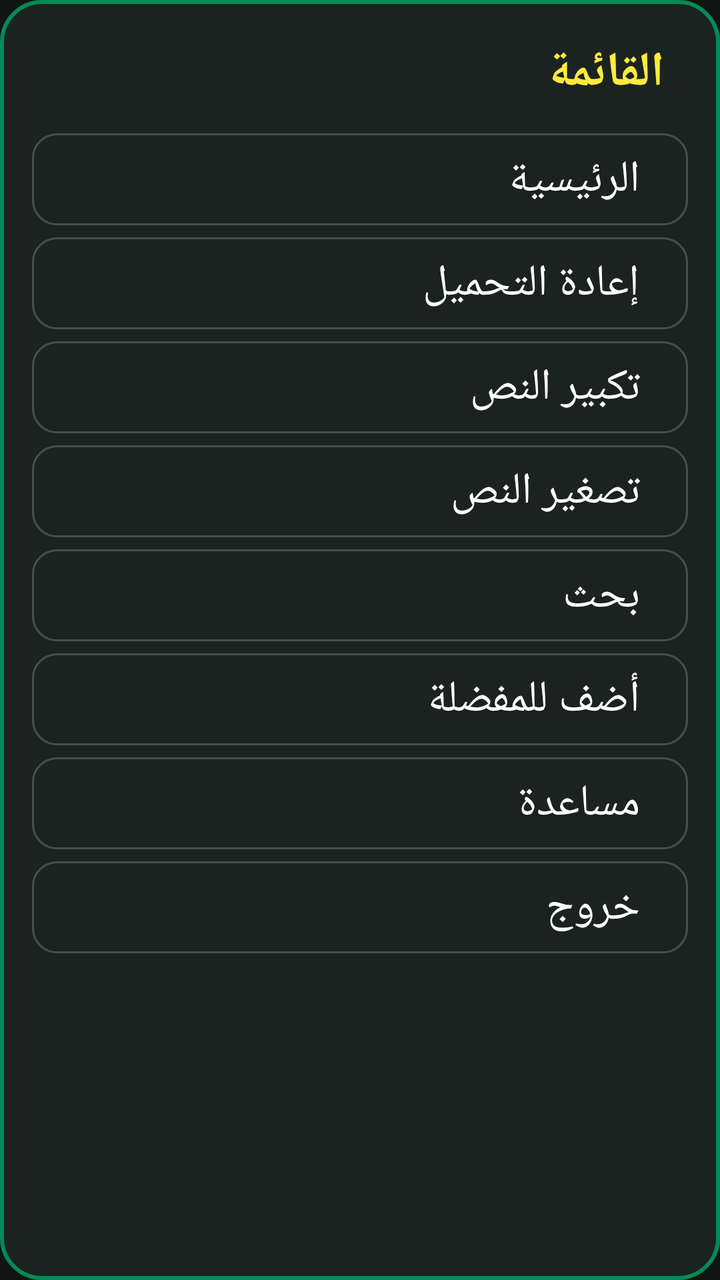
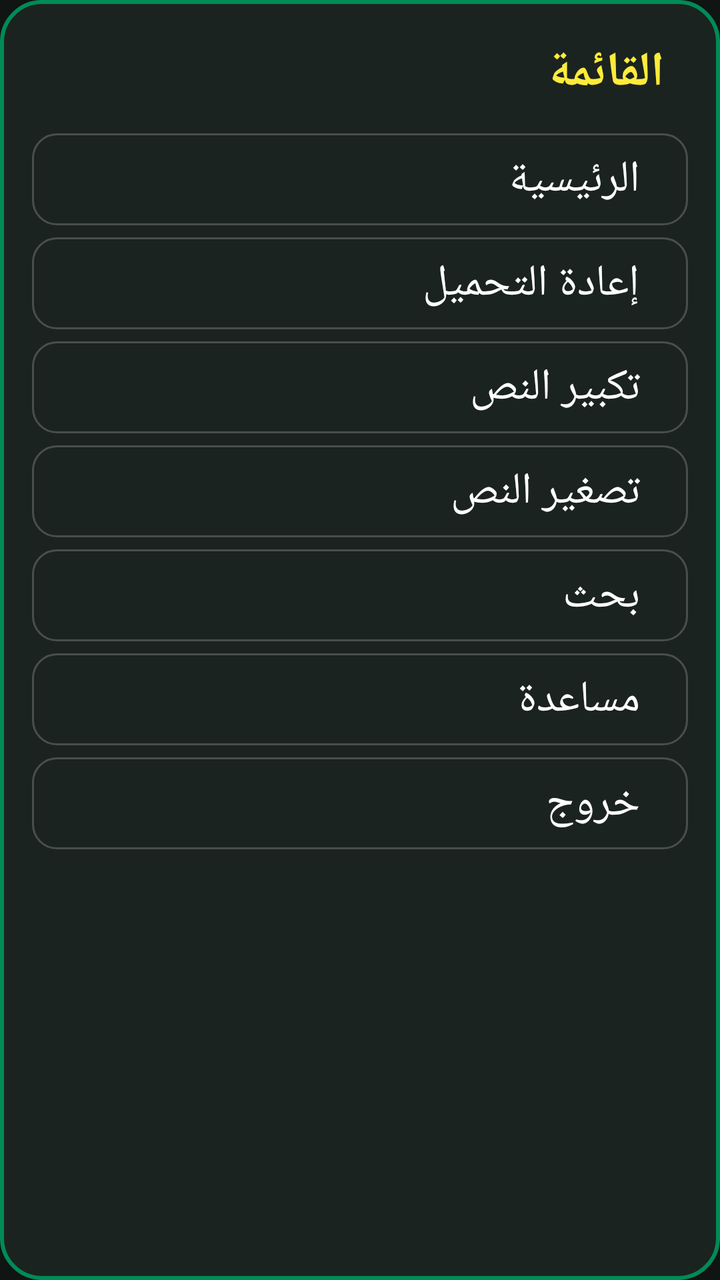

Two renders of the same Android screen: before a commit and after it. Below are the layout's source before the change and the commit's diff.
<!-- AndroidManifest.xml: application theme Theme.EdDirasaTV -->
<!-- res/layout/dialog_menu.xml -->
<?xml version="1.0" encoding="utf-8"?>
<LinearLayout xmlns:android="http://schemas.android.com/apk/res/android"
    android:layout_width="match_parent"
    android:layout_height="wrap_content"
    android:background="@drawable/dialog_bg"
    android:orientation="vertical"
    android:padding="16dp"
    android:layoutDirection="rtl">

    <TextView
        android:layout_width="match_parent"
        android:layout_height="wrap_content"
        android:paddingStart="12dp"
        android:paddingTop="4dp"
        android:paddingBottom="8dp"
        android:text="@string/menu_title"
        android:textColor="@color/focus_border"
        android:textSize="24sp"
        android:textStyle="bold" />

    <TextView
        android:id="@+id/menuHome"
        style="@style/MenuItem"
        android:text="@string/menu_home" />

    <TextView
        android:id="@+id/menuReload"
        style="@style/MenuItem"
        android:text="@string/menu_reload" />

    <TextView
        android:id="@+id/menuZoomIn"
        style="@style/MenuItem"
        android:text="@string/menu_zoom_in" />

    <TextView
        android:id="@+id/menuZoomOut"
        style="@style/MenuItem"
        android:text="@string/menu_zoom_out" />

    <TextView
        android:id="@+id/menuSearch"
        style="@style/MenuItem"
        android:text="@string/menu_search" />

    <TextView
        android:id="@+id/menuFavorite"
        style="@style/MenuItem"
        android:text="@string/menu_add_favorite" />

    <TextView
        android:id="@+id/menuHelp"
        style="@style/MenuItem"
        android:text="@string/menu_help" />

    <TextView
        android:id="@+id/menuExit"
        style="@style/MenuItem"
        android:text="@string/menu_exit" />

</LinearLayout>
<!-- resources referenced by this layout -->
<resources>
  <color name="focus_border">#FFEB3B</color>
  <!-- drawable dialog_bg (drawable) -->
  <?xml version="1.0" encoding="utf-8"?>
  <shape xmlns:android="http://schemas.android.com/apk/res/android"
      android:shape="rectangle">
      <solid android:color="@color/tile_normal" />
      <corners android:radius="20dp" />
      <stroke
          android:width="2dp"
          android:color="@color/brand_green" />
  </shape>
  <string name="menu_add_favorite">أضف للمفضلة</string>
  <string name="menu_exit">خروج</string>
  <string name="menu_help">مساعدة</string>
  <string name="menu_home">الرئيسية</string>
  <string name="menu_reload">إعادة التحميل</string>
  <string name="menu_search">بحث</string>
  <string name="menu_title">القائمة</string>
  <string name="menu_zoom_in">تكبير النص</string>
  <string name="menu_zoom_out">تصغير النص</string>
  <style name="MenuItem">
          <item name="android:layout_width">match_parent</item>
          <item name="android:layout_height">wrap_content</item>
          <item name="android:layout_marginTop">6dp</item>
          <item name="android:background">@drawable/chip_bg</item>
          <item name="android:clickable">true</item>
          <item name="android:focusable">true</item>
          <item name="android:focusableInTouchMode">false</item>
          <item name="android:paddingStart">24dp</item>
          <item name="android:paddingEnd">24dp</item>
          <item name="android:paddingTop">8dp</item>
          <item name="android:paddingBottom">8dp</item>
          <item name="android:textColor">@color/text_light</item>
          <item name="android:textSize">22sp</item>
      </style>
  <style name="Theme.EdDirasaTV" parent="Theme.AppCompat.NoActionBar">
          <item name="colorPrimary">@color/brand_green</item>
          <item name="colorPrimaryDark">@color/brand_green_dark</item>
          <item name="colorAccent">@color/focus_border</item>
          <item name="android:windowBackground">@color/background_dark</item>
          <item name="android:textColor">@color/text_light</item>
      </style>
  <color name="tile_normal">#1B2320</color>
  <color name="brand_green">#008B57</color>
  <!-- drawable chip_bg (drawable) -->
  <?xml version="1.0" encoding="utf-8"?>
  <selector xmlns:android="http://schemas.android.com/apk/res/android">
      <item android:state_focused="true">
          <shape android:shape="rectangle">
              <solid android:color="@color/tile_focused" />
              <corners android:radius="12dp" />
              <stroke
                  android:width="3dp"
                  android:color="@color/focus_border" />
          </shape>
      </item>
      <item>
          <shape android:shape="rectangle">
              <solid android:color="@color/tile_normal" />
              <corners android:radius="12dp" />
              <stroke
                  android:width="1dp"
                  android:color="@color/tile_stroke" />
          </shape>
      </item>
  </selector>
  <color name="text_light">#FFFFFF</color>
  <color name="brand_green_dark">#00693F</color>
  <color name="background_dark">#101413</color>
  <color name="tile_focused">#123F30</color>
  <color name="tile_stroke">#33FFFFFF</color>
</resources>

<!-- the commit's change to res/layout/dialog_menu.xml (unified diff, before → after) -->
@@ -44,11 +44,6 @@
         android:text="@string/menu_search" />
 
     <TextView
-        android:id="@+id/menuFavorite"
-        style="@style/MenuItem"
-        android:text="@string/menu_add_favorite" />
-
-    <TextView
         android:id="@+id/menuHelp"
         style="@style/MenuItem"
         android:text="@string/menu_help" />
<!-- resource entries referenced after the edit -->
@@ -11,7 +11,6 @@
           android:width="2dp"
           android:color="@color/brand_green" />
   </shape>
-  <string name="menu_add_favorite">أضف للمفضلة</string>
   <string name="menu_exit">خروج</string>
   <string name="menu_help">مساعدة</string>
   <string name="menu_home">الرئيسية</string>
